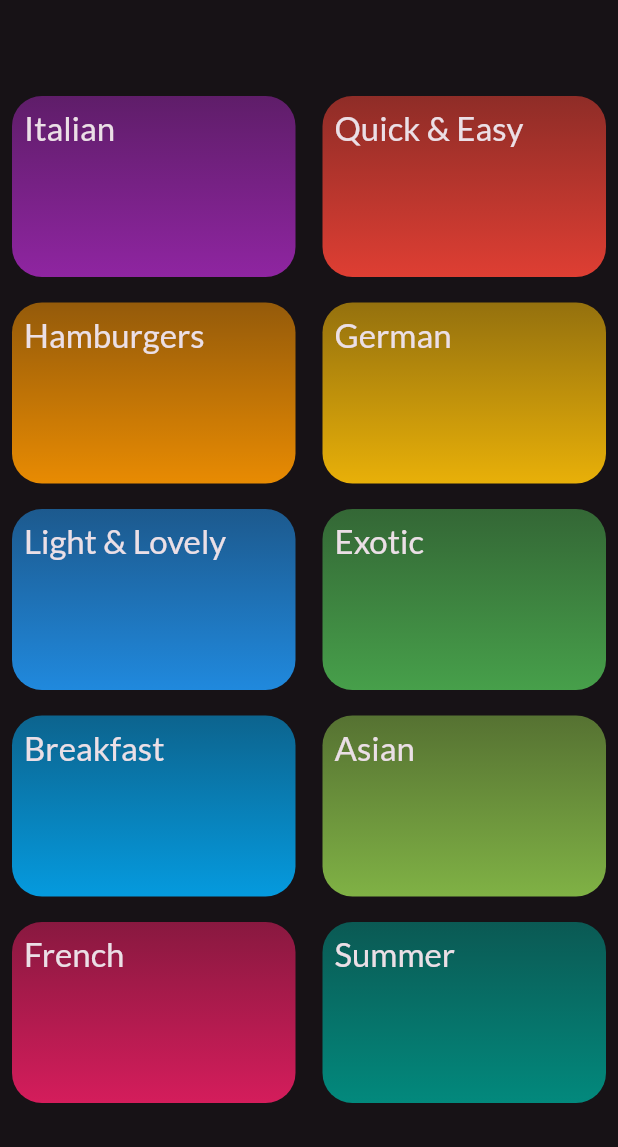
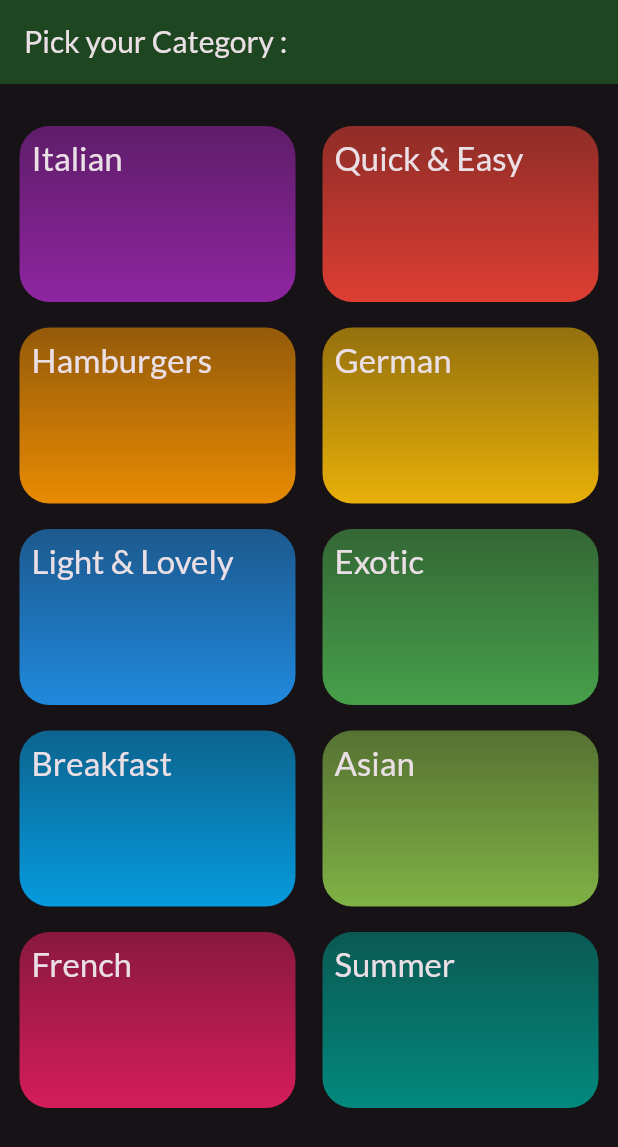
Before and after one commit to Zeina6699/meal_app, a Flutter app: the screen it shows after launch, on a phone screen of 412 x 824 dp. Shown: the top 1147 px of the screen. Run offline on Flutter 3.47's test engine with Material 3 defaults, Android fonts, the phone set to English and light mode, and no system bars; our stand-ins replace google_fonts, transparent_image.

Commit message:
Finish Mwal Screen

```diff
--- a/lib/Data/dummy_data.dart
+++ b/lib/Data/dummy_data.dart
@@ -193,7 +193,7 @@ const List<Meal>dummyMeals = [
     id: 'm5',
     categories: [
       'c2'
-          'c5',
+      'c5',
       'c10',
     ],
     title: 'Salad with Smoked Salmon',
--- a/lib/Screens/Categories_Screen.dart
+++ b/lib/Screens/Categories_Screen.dart
@@ -1,5 +1,6 @@
 import 'package:flutter/material.dart';
 import 'package:meal_app/Data/dummy_data.dart';
+import 'package:meal_app/Widgets/Custom_Text.dart';
 import 'package:meal_app/Widgets/Grid_View_Item.dart';
 
 class CategoriesScreen extends StatelessWidget {
@@ -8,8 +9,13 @@ class CategoriesScreen extends StatelessWidget {
   @override
   Widget build(BuildContext context) {
     return Scaffold(
-      appBar: AppBar(),
-      body: GridView.builder(
+      appBar: AppBar(
+        backgroundColor: const Color.fromARGB(255, 30, 70, 32),
+        title: CustomText(text: 'Pick your Category :',fontSize: 20,),
+      ),
+      body: Padding(
+        padding: const EdgeInsets.symmetric(vertical: 20,horizontal: 5),
+        child: GridView.builder(
           itemCount: availableCategories.length,
           itemBuilder: (context,index){
             return GridViewItem(category: availableCategories[index]);
@@ -20,4 +26,5 @@ class CategoriesScreen extends StatelessWidget {
            mainAxisSpacing: 1,
            childAspectRatio: 3/2,
 
-         )));}}
+           )),
+      ));}}
--- /dev/null
+++ b/lib/Widgets/Custom_Text.dart
@@ -0,0 +1,46 @@
+
+
+import 'package:flutter/material.dart';
+
+class CustomText extends StatelessWidget {
+   CustomText({
+  required  this.text,
+    this.color,
+    this.fontSize,
+    this.fontFamily,
+    this.fontWeight,
+    this.textAlign,
+    super.key,
+    this.overflow,
+    this.maxLines,
+    this.softWrap,
+
+  });
+  String text;
+  bool? softWrap;
+  double? fontSize;
+  TextAlign? textAlign;
+  Color? color;
+  String? fontFamily;
+  FontWeight? fontWeight;
+  TextOverflow? overflow;
+  int? maxLines;
+
+
+  @override
+  Widget build(BuildContext context) {
+    return  Text(text,
+    maxLines: maxLines,
+    textAlign: textAlign,
+    softWrap:softWrap ,
+    overflow:overflow ,
+     style: TextStyle(
+    fontSize: fontSize,
+     fontFamily:fontFamily,
+     color: color,
+     fontWeight: fontWeight,
+     overflow: overflow,
+
+     ),);
+  }
+}
--- a/lib/Widgets/Grid_View_Item.dart
+++ b/lib/Widgets/Grid_View_Item.dart
@@ -1,5 +1,7 @@
 import 'package:flutter/material.dart';
+import 'package:meal_app/Data/dummy_data.dart';
 import 'package:meal_app/Model/Category.dart';
+import 'package:meal_app/Screens/Meal_Screen.dart';
 
 class GridViewItem extends StatelessWidget {
   const GridViewItem({super.key, required this.category});
@@ -13,7 +15,12 @@ body: Padding(
   child: InkWell(
     splashColor: Theme.of(context).primaryColor,
     onTap: (){
-    Navigator.pushNamed(context, '/meal');
+    final filteredMeal = dummyMeals.where((meal)=>meal.categories.contains(category.id)).toList();
+    Navigator.of(context).push(
+      MaterialPageRoute(builder: (context){
+        return MealScreen(title: category.title, meals: filteredMeal);
+      })
+    );
     },
     child: Container(
       padding:const EdgeInsets.all(8),
--- a/lib/main.dart
+++ b/lib/main.dart
@@ -24,6 +24,6 @@ class MealApp extends StatelessWidget {
 )),
 routes: {
   '/category':(context)=>CategoriesScreen(),
-  '/meal':(context)=>MealScreen()
+  '/meal':(context)=>MealScreen(title: '',meals: [],)
 },
      initialRoute:'/category');}}
```
Also changed, not shown: lib/Screens/Meal_Screen.dart (+28 -2 lines), lib/Widgets/Meal_Item.dart (added, +103 -0 lines), pubspec.yaml (+3 -5 lines), assets/images/k.png (added), flutter_01.png (added), pubspec.lock. Lines whose indentation alone changed are shown as unchanged.
